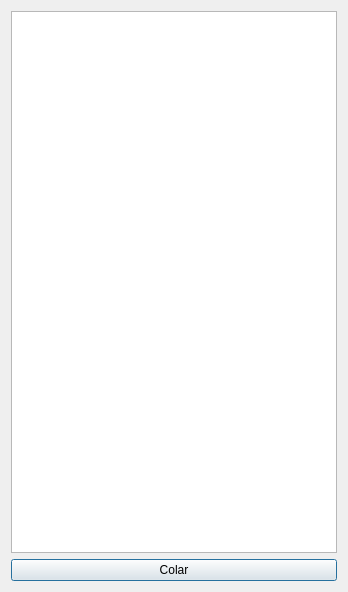
desenv-1dl/transferAtributos, file interface_copyPaste.ui: the form before one commit.
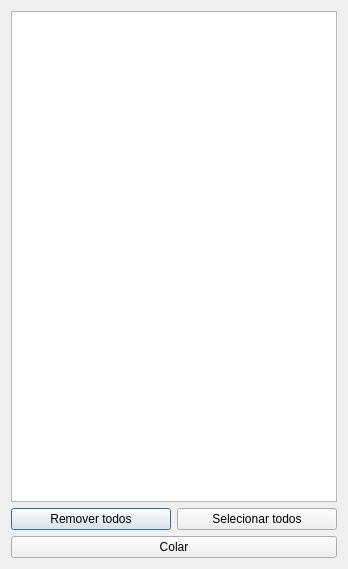
The form after the commit.

Patch:
```diff
--- a/interface_copyPaste.ui
+++ b/interface_copyPaste.ui
@@ -7,7 +7,7 @@
     <x>0</x>
     <y>0</y>
     <width>348</width>
-    <height>592</height>
+    <height>569</height>
    </rect>
   </property>
   <property name="windowTitle">
@@ -20,14 +20,28 @@
    <item>
     <layout class="QHBoxLayout" name="horizontalLayout">
      <item>
-      <widget class="QPushButton" name="pasteButton">
+      <widget class="QPushButton" name="removeButton">
        <property name="text">
-        <string>Colar</string>
+        <string>Remover todos</string>
+       </property>
+      </widget>
+     </item>
+     <item>
+      <widget class="QPushButton" name="selectButton">
+       <property name="text">
+        <string>Selecionar todos</string>
        </property>
       </widget>
      </item>
     </layout>
    </item>
+   <item>
+    <widget class="QPushButton" name="pasteButton">
+     <property name="text">
+      <string>Colar</string>
+     </property>
+    </widget>
+   </item>
   </layout>
  </widget>
  <resources/>
```
Left out of the diff: 8 changed lines with no effect on the pictures.
